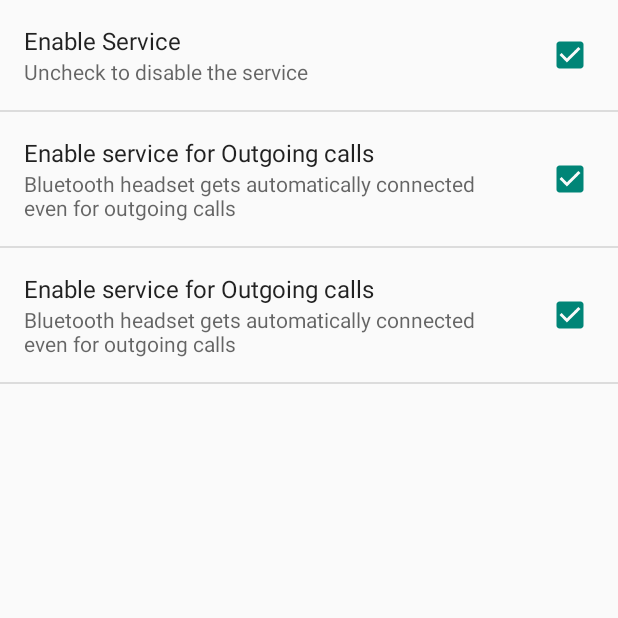
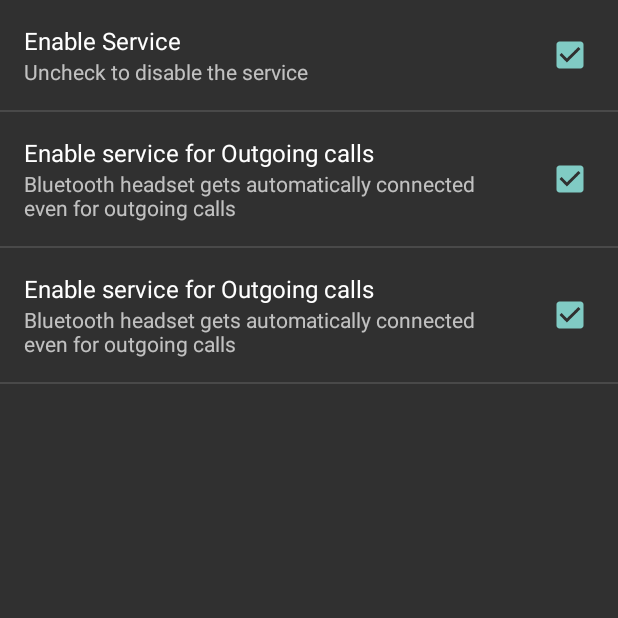
Before and after one commit to laxman-spidey/BlueBattery, an Android app: the SettingsActivity screen opened directly, with no data from a screen before it, on a phone screen of 412 x 824 dp, the top half of it. Run offline under Robolectric (Android 15) with nearby library versions, the phone set to English and light mode, and no system bars; 4 statements that could not run were skipped.

Commit message:
Material theme selected

```diff
--- /dev/null
+++ b/app/src/main/res/values-v21/styles.xml
@@ -0,0 +1,15 @@
+<?xml version="1.0" encoding="utf-8"?>
+<resources>
+
+        <style name="AppTheme" parent="Theme.AppCompat">
+                <!--   your app branding color for the app bar -->
+                <item name="android:colorPrimary">@color/material_green_500</item>
+                <!--   darker variant for the status bar and contextual app bars -->
+                <item name="android:colorPrimaryDark">@color/material_green_700</item>
+                <!--   theme UI controls like checkboxes and text fields -->
+                <item name="android:colorAccent">@color/material_grey_500</item>
+                <item name="colorPrimary">@color/material_green_500</item>
+                <item name="colorPrimaryDark">@color/material_green_700</item>
+                <item name="android:navigationBarColor">@color/material_green_700</item>
+        </style>
+</resources>
--- /dev/null
+++ b/app/src/main/res/values/colors.xml
@@ -0,0 +1,9 @@
+<?xml version="1.0" encoding="utf-8"?>
+<resources>
+    <color name="material_green_500">#4CAF50</color>
+    <color name="material_green_700">#388E3C</color>
+    <color name="material_grey_500">#9E9E9E</color>
+    <color name="background_material_dark">#ffffff</color>
+    <color name="accent_material_dark">#80cbc4</color>
+    <color name="foreground_material_dark">#ffffff</color>
+</resources>
--- a/app/src/main/res/values/styles.xml
+++ b/app/src/main/res/values/styles.xml
@@ -1,8 +1,10 @@
 <resources>
 
     <!-- Base application theme. -->
-    <style name="AppTheme" parent="Theme.AppCompat.Light.DarkActionBar">
-        <!-- Customize your theme here. -->
+    <style name="AppTheme" parent="Theme.AppCompat">
+
+        <item name="colorPrimary">@color/material_green_500</item>
+        <item name="colorPrimaryDark">@color/material_green_700</item>
     </style>
 
 </resources>
```
Also changed, not shown: app/build.gradle (+4 -5 lines), app/src/main/res/values-v21/themes.xml (added, +12 -0 lines), app/src/main/res/values/themes.xml (added, +12 -0 lines), 1 other file.
